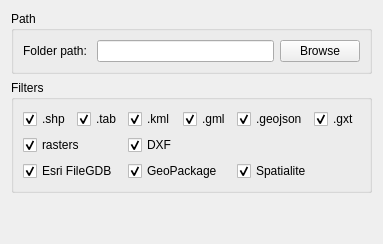
Old version of the form dicogis/ui/wdg_tab_files.ui in the repository Guts/DicoGIS.
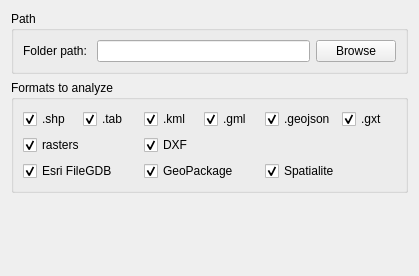
New version of the form.

Patch:
```diff
--- a/dicogis/ui/wdg_tab_files.ui
+++ b/dicogis/ui/wdg_tab_files.ui
@@ -2,6 +2,17 @@
 <ui version="4.0">
  <class>TabFiles</class>
  <widget class="QWidget" name="wdg_tab_files">
+  <property name="geometry">
+   <rect>
+    <x>0</x>
+    <y>0</y>
+    <width>419</width>
+    <height>276</height>
+   </rect>
+  </property>
+  <property name="locale">
+   <locale language="English" country="UnitedStates"/>
+  </property>
   <layout class="QVBoxLayout" name="verticalLayout">
    <item>
     <widget class="QGroupBox" name="grp_path">
@@ -32,7 +43,7 @@
    <item>
     <widget class="QGroupBox" name="grp_filters">
      <property name="title">
-      <string>Filters</string>
+      <string notr="true">Formats to analyze</string>
      </property>
      <layout class="QGridLayout" name="filters_layout">
       <item row="0" column="0">
@@ -95,7 +106,7 @@
         </property>
        </widget>
       </item>
-      <item row="1" column="0" rowspan="1" colspan="2">
+      <item row="1" column="0" colspan="2">
        <widget class="QCheckBox" name="cbx_rast">
         <property name="text">
          <string>rasters</string>
@@ -115,7 +126,7 @@
         </property>
        </widget>
       </item>
-      <item row="2" column="0" rowspan="1" colspan="2">
+      <item row="2" column="0" colspan="2">
        <widget class="QCheckBox" name="cbx_egdb">
         <property name="text">
          <string>Esri FileGDB</string>
@@ -125,7 +136,7 @@
         </property>
        </widget>
       </item>
-      <item row="2" column="2" rowspan="1" colspan="2">
+      <item row="2" column="2" colspan="2">
        <widget class="QCheckBox" name="cbx_gpkg">
         <property name="text">
          <string>GeoPackage</string>
@@ -135,7 +146,7 @@
         </property>
        </widget>
       </item>
-      <item row="2" column="4" rowspan="1" colspan="2">
+      <item row="2" column="4" colspan="2">
        <widget class="QCheckBox" name="cbx_spadb">
         <property name="text">
          <string>Spatialite</string>
```
Left out of the diff: 59 changed lines with no effect on the pictures.
